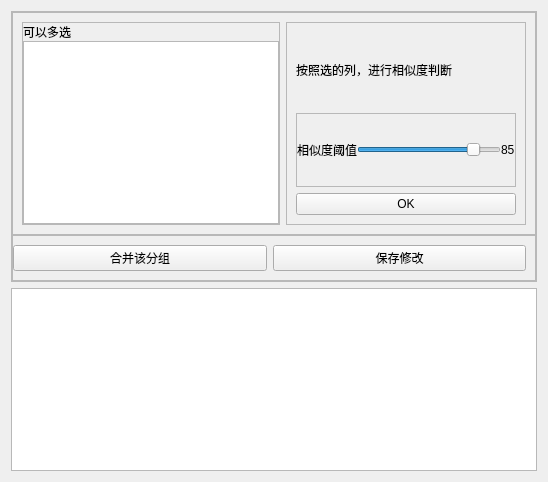
Above: SciTools2/popup/clean/uipy/similarity_row.ui from xihuyu20000/learn-python before the change. Below: the same form after it.
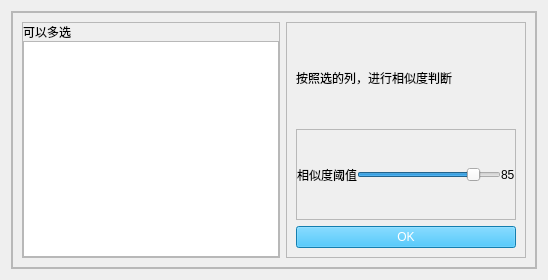
That is the form after the change.

Diff of the .ui file:
```diff
--- a/SciTools2/popup/clean/uipy/similarity_row.ui
+++ b/SciTools2/popup/clean/uipy/similarity_row.ui
@@ -7,7 +7,7 @@
     <x>0</x>
     <y>0</y>
     <width>548</width>
-    <height>482</height>
+    <height>280</height>
    </rect>
   </property>
   <property name="windowTitle">
@@ -169,6 +169,9 @@
             </item>
             <item>
              <widget class="QPushButton" name="btn_ok">
+              <property name="styleSheet">
+               <string notr="true">color: rgb(255, 255, 255); background-color: rgb(28, 177, 245);</string>
+              </property>
               <property name="text">
                <string>OK</string>
               </property>
@@ -180,41 +183,9 @@
         </layout>
        </widget>
       </item>
-      <item>
-       <widget class="QFrame" name="frame">
-        <property name="frameShape">
-         <enum>QFrame::StyledPanel</enum>
-        </property>
-        <property name="frameShadow">
-         <enum>QFrame::Raised</enum>
-        </property>
-        <layout class="QHBoxLayout" name="horizontalLayout">
-         <property name="leftMargin">
-          <number>0</number>
-         </property>
-         <item>
-          <widget class="QPushButton" name="btn_combine_current_group">
-           <property name="text">
-            <string>合并该分组</string>
-           </property>
-          </widget>
-         </item>
-         <item>
-          <widget class="QPushButton" name="btn_save_current_group">
-           <property name="text">
-            <string>保存修改</string>
-           </property>
-          </widget>
-         </item>
-        </layout>
-       </widget>
-      </item>
      </layout>
     </widget>
    </item>
-   <item>
-    <widget class="QTableView" name="group_table"/>
-   </item>
   </layout>
  </widget>
  <resources/>
```
